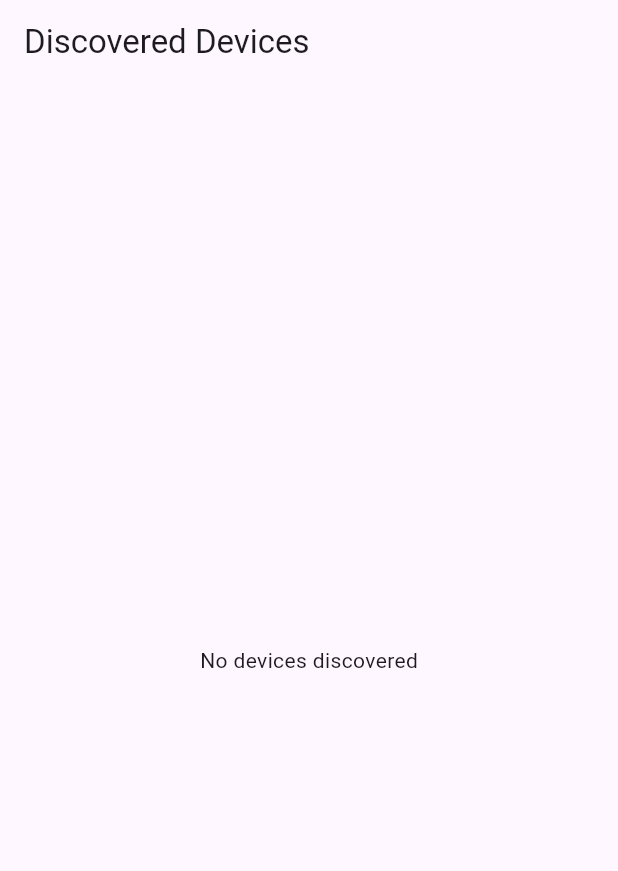
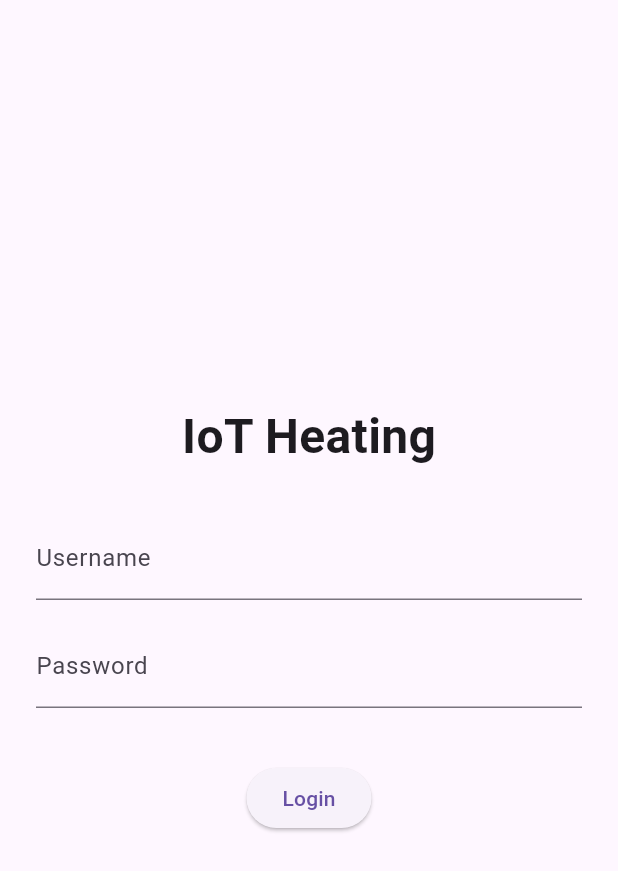
Before and after one commit to Hash2O/IoT_CoAP_Flutter_App, a Flutter app: the screen it shows after launch, on a phone screen of 412 x 824 dp. Shown: the top 871 px of the screen. Run offline on Flutter 3.47's test engine with Material 3 defaults, Android fonts, the phone set to English and light mode, and no system bars; our stand-ins replace flutter_bloc; missing offline and left inert: coap; accounts and stored records are empty.

Commit message:
Basic Navigation (Bottom Bar) - Pseudo Login (Mock users)

```diff
--- /dev/null
+++ b/lib/data/mock/mock_users.dart
@@ -0,0 +1,25 @@
+import '../../domain/models/user.dart';
+
+const mockUsers = [
+
+  User(
+    id: "u1",
+    username: "admin",
+    password: "admin123",
+    displayName: "Administrator",
+  ),
+
+  User(
+    id: "u2",
+    username: "alice",
+    password: "alice123",
+    displayName: "Alice",
+  ),
+
+  User(
+    id: "u3",
+    username: "bob",
+    password: "bob123",
+    displayName: "Bob",
+  ),
+];
--- /dev/null
+++ b/lib/data/services/auth_service.dart
@@ -0,0 +1,40 @@
+import '../../domain/models/user.dart';
+import '../mock/mock_users.dart';
+
+class AuthService {
+
+  User? _currentUser;
+
+  User? get currentUser => _currentUser;
+
+  Future<User?> login(
+    String username,
+    String password,
+  ) async {
+
+    await Future.delayed(
+      const Duration(milliseconds: 500),
+    );
+
+    try {
+
+      final user = mockUsers.firstWhere(
+        (u) =>
+            u.username == username &&
+            u.password == password,
+      );
+
+      _currentUser = user;
+
+      return user;
+
+    } catch (_) {
+
+      return null;
+    }
+  }
+
+  void logout() {
+    _currentUser = null;
+  }
+}
--- a/lib/data/services/coap_temperature_service.dart
+++ b/lib/data/services/coap_temperature_service.dart
@@ -1,6 +1,5 @@
 import 'dart:convert';
 import 'package:coap/coap.dart';
-import 'package:iot_coap_app/presentation/bloc/device_detail_bloc.dart';
 import '../../domain/models/temperature_data.dart';
 
 class CoapTemperatureService {
--- /dev/null
+++ b/lib/domain/models/user.dart
@@ -0,0 +1,13 @@
+class User {
+  final String id;
+  final String username;
+  final String password;
+  final String displayName;
+
+  const User({
+    required this.id,
+    required this.username,
+    required this.password,
+    required this.displayName,
+  });
+}
--- a/lib/main.dart
+++ b/lib/main.dart
@@ -1,11 +1,16 @@
 import 'package:flutter/material.dart';
 import 'package:flutter_bloc/flutter_bloc.dart';
-import 'package:iot_coap_app/data/services/coap_health_service.dart';
-import 'package:iot_coap_app/data/services/coap_temperature_service.dart';
+
+import 'presentation/bloc/auth_bloc.dart';
+import 'presentation/bloc/device_bloc.dart';
+
+import 'presentation/pages/login_page.dart';
 
 import 'data/services/device_discovery_service.dart';
-import 'presentation/bloc/device_bloc.dart';
-import 'presentation/pages/device_list_page.dart';
+import 'data/services/coap_health_service.dart';
+import 'data/services/coap_temperature_service.dart';
+
+import 'data/services/auth_service.dart';
 
 void main() {
   runApp(const MyApp());
@@ -16,15 +21,29 @@ class MyApp extends StatelessWidget {
 
   @override
   Widget build(BuildContext context) {
-    return BlocProvider(
-      create: (_) => DeviceBloc(
-        DeviceDiscoveryService(),
-        CoapHealthService(),
-        CoapTemperatureService(),
-      ),
-      child: const MaterialApp(
+
+    return MultiBlocProvider(
+      providers: [
+
+        BlocProvider<AuthBloc>(
+          create: (_) => AuthBloc(
+            AuthService(),
+          ),
+        ),
+
+        BlocProvider<DeviceBloc>(
+          create: (_) => DeviceBloc(
+            DeviceDiscoveryService(),
+            CoapHealthService(),
+            CoapTemperatureService(),
+          ),
+        ),
+
+      ],
+
+      child: MaterialApp(
         debugShowCheckedModeBanner: false,
-        home: DeviceListPage(),
+        home: LoginPage(),
       ),
     );
   }
--- /dev/null
+++ b/lib/presentation/bloc/auth_bloc.dart
@@ -0,0 +1,101 @@
+import 'package:flutter_bloc/flutter_bloc.dart';
+
+import '../../data/services/auth_service.dart';
+import '../../domain/models/user.dart';
+
+/// EVENTS
+
+abstract class AuthEvent {}
+
+class LoginRequested extends AuthEvent {
+
+  final String username;
+  final String password;
+
+  LoginRequested(this.username, this.password);
+}
+
+class LogoutRequested extends AuthEvent {}
+
+/// STATE
+
+class AuthState {
+
+  final User? user;
+  final bool loading;
+  final String? error;
+
+  const AuthState({
+    this.user,
+    this.loading = false,
+    this.error,
+  });
+
+  AuthState copyWith({
+    User? user,
+    bool? loading,
+    String? error,
+  }) {
+    return AuthState(
+      user: user ?? this.user,
+      loading: loading ?? this.loading,
+      error: error,
+    );
+  }
+}
+
+/// BLOC
+
+class AuthBloc extends Bloc<AuthEvent, AuthState> {
+
+  final AuthService authService;
+
+  AuthBloc(this.authService)
+      : super(const AuthState()) {
+
+    on<LoginRequested>(_onLoginRequested);
+
+    on<LogoutRequested>(_onLogoutRequested);
+  }
+
+  Future<void> _onLoginRequested(
+    LoginRequested event,
+    Emitter<AuthState> emit,
+  ) async {
+
+    emit(state.copyWith(
+      loading: true,
+      error: null,
+    ));
+
+    final user = await authService.login(
+      event.username,
+      event.password,
+    );
+
+    if (user == null) {
+
+      emit(state.copyWith(
+        loading: false,
+        error: "Invalid credentials",
+      ));
+
+    } else {
+
+      emit(state.copyWith(
+        loading: false,
+        user: user,
+      ));
+    }
+  }
+
+  void _onLogoutRequested(
+    LogoutRequested event,
+    Emitter<AuthState> emit,
+  ) {
+
+    authService.logout();
+
+    emit(const AuthState());
+  }
+}
--- /dev/null
+++ b/lib/presentation/pages/login_page.dart
@@ -0,0 +1,126 @@
+import 'package:flutter/material.dart';
+import 'package:flutter_bloc/flutter_bloc.dart';
+
+import '../bloc/auth_bloc.dart';
+
+import 'main_navigation_page.dart';
+
+class LoginPage extends StatefulWidget {
+  const LoginPage({super.key});
+
+  @override
+  State<LoginPage> createState() =>
+      _LoginPageState();
+}
+
+class _LoginPageState
+    extends State<LoginPage> {
+
+  final _usernameController =
+      TextEditingController();
+
+  final _passwordController =
+      TextEditingController();
+
+  @override
+  Widget build(BuildContext context) {
+
+    return Scaffold(
+
+      body: BlocConsumer<AuthBloc, AuthState>(
+
+        listener: (context, state) {
+
+          if (state.user != null) {
+
+            Navigator.pushReplacement(
+              context,
+              MaterialPageRoute(
+                builder: (_) => const MainNavigationPage(),
+              ),
+            );
+          }
+        },
+
+        builder: (context, state) {
+
+          return Center(
+
+            child: Padding(
+              padding: const EdgeInsets.all(24),
+
+              child: Column(
+                mainAxisSize: MainAxisSize.min,
+
+                children: [
+
+                  const Text(
+                    "IoT Heating",
+                    style: TextStyle(
+                      fontSize: 32,
+                      fontWeight: FontWeight.bold,
+                    ),
+                  ),
+
+                  const SizedBox(height: 30),
+
+                  TextField(
+                    controller: _usernameController,
+                    decoration:
+                        const InputDecoration(
+                      labelText: "Username",
+                    ),
+                  ),
+
+                  const SizedBox(height: 16),
+
+                  TextField(
+                    controller: _passwordController,
+                    obscureText: true,
+                    decoration:
+                        const InputDecoration(
+                      labelText: "Password",
+                    ),
+                  ),
+
+                  const SizedBox(height: 24),
+
+                  if (state.error != null)
+                    Text(
+                      state.error!,
+                      style: const TextStyle(
+                        color: Colors.red,
+                      ),
+                    ),
+
+                  const SizedBox(height: 12),
+
+                  ElevatedButton(
+
+                    onPressed: state.loading
+                        ? null
+                        : () {
+
+                            context
+                                .read<AuthBloc>()
+                                .add(
+                              LoginRequested(
+                                _usernameController.text,
+                                _passwordController.text,
+                              ),
+                            );
+                          },
+
+                    child: state.loading
+                        ? const CircularProgressIndicator()
+                        : const Text("Login"),
+                  ),
+                ],
+              ),
+            ),
+          );
+        },
+      ),
+    );
+  }
+}
```
Also changed, not shown: lib/presentation/pages/home_page.dart (added, +17 -0 lines), lib/presentation/pages/main_navigation_page.dart (added, +75 -0 lines), lib/presentation/pages/pairing_page.dart (added, +17 -0 lines), lib/presentation/pages/profile_page.dart (added, +17 -0 lines), 1 other file.
